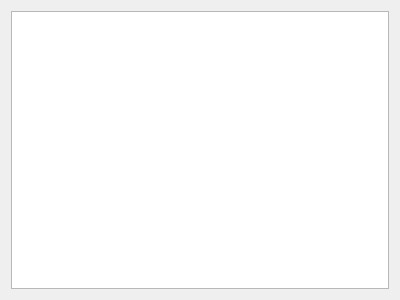
xavierxeon-music/WaMaxPackage, file source/HelpForMax/Patch/PatchWidget.ui: the form before one commit.
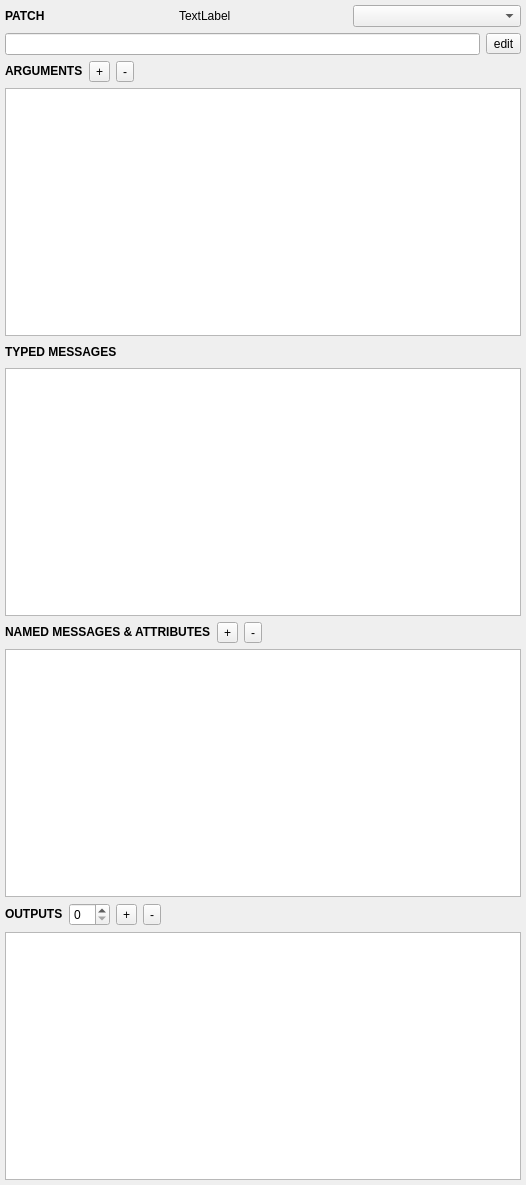
The form after the commit.

Commit message: patch widget layout

The edit to the form file:
```diff
--- a/source/HelpForMax/Patch/PatchWidget.ui
+++ b/source/HelpForMax/Patch/PatchWidget.ui
@@ -6,16 +6,217 @@
    <rect>
     <x>0</x>
     <y>0</y>
-    <width>400</width>
-    <height>300</height>
+    <width>526</width>
+    <height>1185</height>
    </rect>
   </property>
   <property name="windowTitle">
    <string>Form</string>
   </property>
   <layout class="QVBoxLayout" name="verticalLayout">
+   <property name="leftMargin">
+    <number>5</number>
+   </property>
+   <property name="topMargin">
+    <number>5</number>
+   </property>
+   <property name="rightMargin">
+    <number>5</number>
+   </property>
+   <property name="bottomMargin">
+    <number>5</number>
+   </property>
    <item>
-    <widget class="QTreeView" name="componentTree"/>
+    <layout class="QHBoxLayout" name="horizontalLayout_5">
+     <item>
+      <widget class="QLabel" name="nameInfo">
+       <property name="text">
+        <string>&lt;html&gt;&lt;head/&gt;&lt;body&gt;&lt;p&gt;&lt;span style=&quot; font-weight:700;&quot;&gt;PATCH&lt;/span&gt;&lt;/p&gt;&lt;/body&gt;&lt;/html&gt;</string>
+       </property>
+      </widget>
+     </item>
+     <item>
+      <widget class="QLabel" name="nameNameLabel">
+       <property name="text">
+        <string>TextLabel</string>
+       </property>
+      </widget>
+     </item>
+     <item>
+      <widget class="QComboBox" name="patchTypeCombo"/>
+     </item>
+    </layout>
+   </item>
+   <item>
+    <layout class="QHBoxLayout" name="horizontalLayout_6">
+     <item>
+      <widget class="QLineEdit" name="lineEdit">
+       <property name="readOnly">
+        <bool>true</bool>
+       </property>
+      </widget>
+     </item>
+     <item>
+      <widget class="QToolButton" name="patchDescriptionEditButton">
+       <property name="text">
+        <string>edit</string>
+       </property>
+      </widget>
+     </item>
+    </layout>
+   </item>
+   <item>
+    <layout class="QHBoxLayout" name="horizontalLayout">
+     <item>
+      <widget class="QLabel" name="argumentInfo">
+       <property name="text">
+        <string>&lt;html&gt;&lt;head/&gt;&lt;body&gt;&lt;p&gt;&lt;span style=&quot; font-weight:700;&quot;&gt;ARGUMENTS&lt;/span&gt;&lt;/p&gt;&lt;/body&gt;&lt;/html&gt;</string>
+       </property>
+      </widget>
+     </item>
+     <item>
+      <widget class="QToolButton" name="argumentAddButton">
+       <property name="text">
+        <string>+</string>
+       </property>
+      </widget>
+     </item>
+     <item>
+      <widget class="QToolButton" name="argumentRemoveButton">
+       <property name="text">
+        <string>-</string>
+       </property>
+      </widget>
+     </item>
+     <item>
+      <spacer name="horizontalSpacer">
+       <property name="orientation">
+        <enum>Qt::Orientation::Horizontal</enum>
+       </property>
+       <property name="sizeHint" stdset="0">
+        <size>
+         <width>40</width>
+         <height>20</height>
+        </size>
+       </property>
+      </spacer>
+     </item>
+    </layout>
+   </item>
+   <item>
+    <widget class="QTreeView" name="argumetTree"/>
+   </item>
+   <item>
+    <layout class="QHBoxLayout" name="horizontalLayout_2">
+     <item>
+      <widget class="QLabel" name="typedMessageInfo">
+       <property name="text">
+        <string>&lt;html&gt;&lt;head/&gt;&lt;body&gt;&lt;p&gt;&lt;span style=&quot; font-weight:700;&quot;&gt;TYPED MESSAGES&lt;/span&gt;&lt;/p&gt;&lt;/body&gt;&lt;/html&gt;</string>
+       </property>
+      </widget>
+     </item>
+     <item>
+      <spacer name="horizontalSpacer_2">
+       <property name="orientation">
+        <enum>Qt::Orientation::Horizontal</enum>
+       </property>
+       <property name="sizeHint" stdset="0">
+        <size>
+         <width>40</width>
+         <height>20</height>
+        </size>
+       </property>
+      </spacer>
+     </item>
+    </layout>
+   </item>
+   <item>
+    <widget class="QTreeView" name="typedMessageTree"/>
+   </item>
+   <item>
+    <layout class="QHBoxLayout" name="horizontalLayout_3">
+     <item>
+      <widget class="QLabel" name="namedMessageInfo">
+       <property name="text">
+        <string>&lt;html&gt;&lt;head/&gt;&lt;body&gt;&lt;p&gt;&lt;span style=&quot; font-weight:700;&quot;&gt;NAMED MESSAGES &amp;amp; ATTRIBUTES&lt;/span&gt;&lt;/p&gt;&lt;/body&gt;&lt;/html&gt;</string>
+       </property>
+      </widget>
+     </item>
+     <item>
+      <widget class="QToolButton" name="namedMessageAddButton">
+       <property name="text">
+        <string>+</string>
+       </property>
+      </widget>
+     </item>
+     <item>
+      <widget class="QToolButton" name="namedMessageRemoveButton">
+       <property name="text">
+        <string>-</string>
+       </property>
+      </widget>
+     </item>
+     <item>
+      <spacer name="horizontalSpacer_3">
+       <property name="orientation">
+        <enum>Qt::Orientation::Horizontal</enum>
+       </property>
+       <property name="sizeHint" stdset="0">
+        <size>
+         <width>40</width>
+         <height>20</height>
+        </size>
+       </property>
+      </spacer>
+     </item>
+    </layout>
+   </item>
+   <item>
+    <widget class="QTreeView" name="namedMessageTree"/>
+   </item>
+   <item>
+    <layout class="QHBoxLayout" name="horizontalLayout_4">
+     <item>
+      <widget class="QLabel" name="outputsInfo">
+       <property name="text">
+        <string>&lt;html&gt;&lt;head/&gt;&lt;body&gt;&lt;p&gt;&lt;span style=&quot; font-weight:700;&quot;&gt;OUTPUTS&lt;/span&gt;&lt;/p&gt;&lt;/body&gt;&lt;/html&gt;</string>
+       </property>
+      </widget>
+     </item>
+     <item>
+      <widget class="QSpinBox" name="outputCountSpin"/>
+     </item>
+     <item>
+      <widget class="QToolButton" name="outputsAddButton">
+       <property name="text">
+        <string>+</string>
+       </property>
+      </widget>
+     </item>
+     <item>
+      <widget class="QToolButton" name="outputsRemoveButton">
+       <property name="text">
+        <string>-</string>
+       </property>
+      </widget>
+     </item>
+     <item>
+      <spacer name="horizontalSpacer_4">
+       <property name="orientation">
+        <enum>Qt::Orientation::Horizontal</enum>
+       </property>
+       <property name="sizeHint" stdset="0">
+        <size>
+         <width>40</width>
+         <height>20</height>
+        </size>
+       </property>
+      </spacer>
+     </item>
+    </layout>
+   </item>
+   <item>
+    <widget class="QTreeView" name="outputsTree"/>
    </item>
   </layout>
  </widget>
```
The commit also changes 2 other files.
